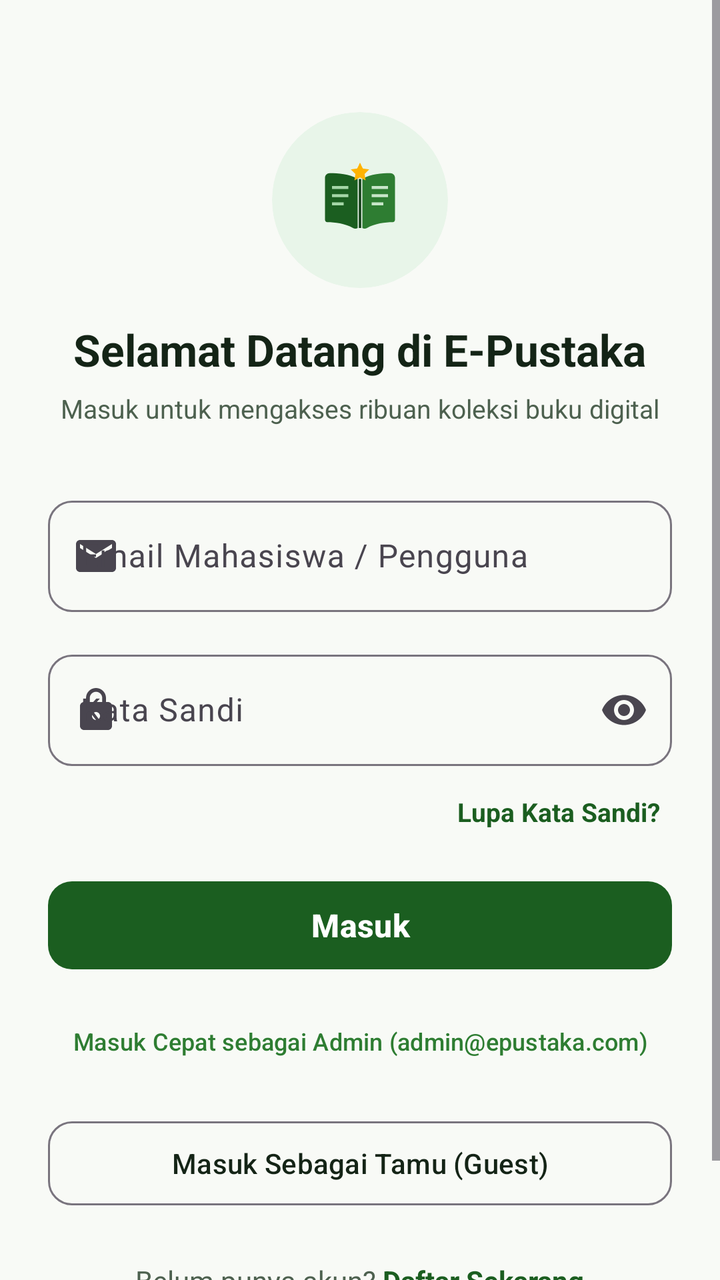
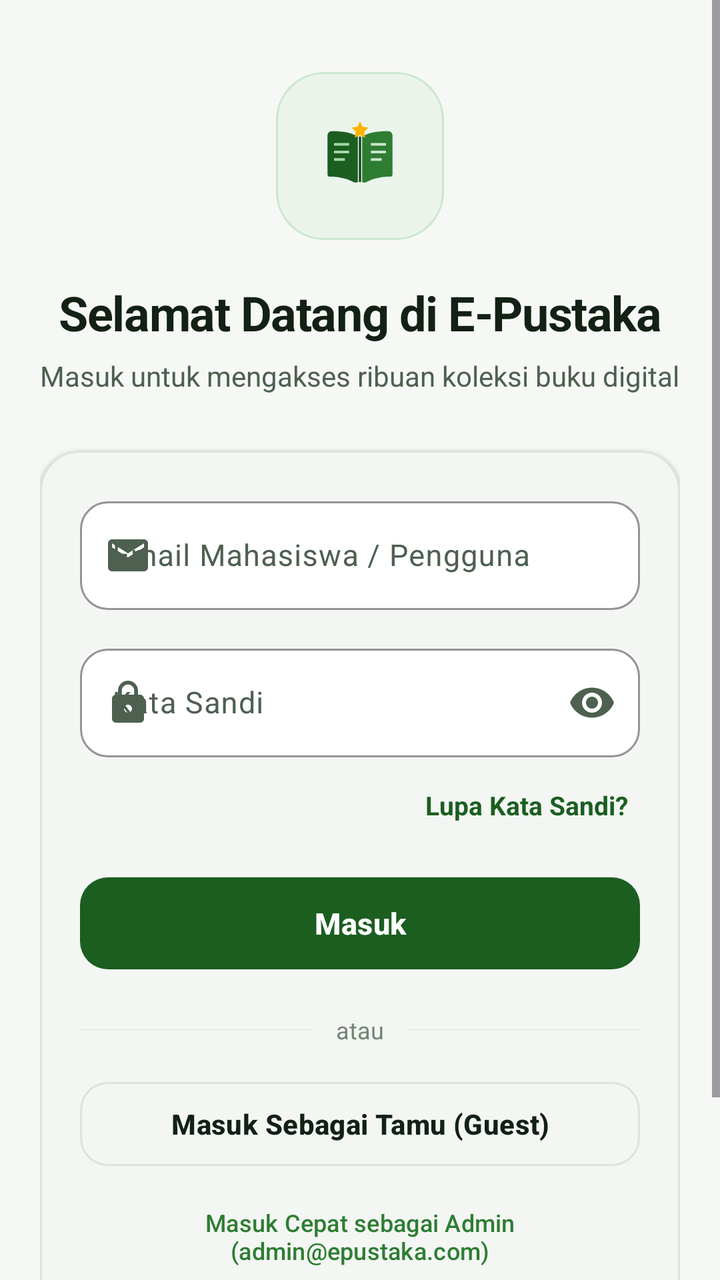

Screens rendered from an Android XML layout before and after an edit, with the pre-edit source and the edit as a unified diff.
<!-- AndroidManifest.xml: application theme Theme.Perpustakaan2 -->
<!-- res/layout/activity_login.xml -->
<?xml version="1.0" encoding="utf-8"?>
<ScrollView xmlns:android="http://schemas.android.com/apk/res/android"
    xmlns:app="http://schemas.android.com/apk/res-auto"
    android:layout_width="match_parent"
    android:layout_height="match_parent"
    android:fillViewport="true"
    android:background="@color/background">

    <LinearLayout
        android:layout_width="match_parent"
        android:layout_height="wrap_content"
        android:gravity="center_horizontal"
        android:orientation="vertical"
        android:padding="24dp">

        <com.google.android.material.card.MaterialCardView
            android:layout_width="88dp"
            android:layout_height="88dp"
            android:layout_marginTop="32dp"
            app:cardBackgroundColor="@color/primary_light"
            app:cardCornerRadius="44dp"
            app:cardElevation="0dp"
            app:strokeWidth="0dp">

            <ImageView
                android:layout_width="56dp"
                android:layout_height="56dp"
                android:layout_gravity="center"
                android:contentDescription="@string/app_name"
                android:src="@drawable/ic_logo_epustaka" />
        </com.google.android.material.card.MaterialCardView>

        <TextView
            android:layout_width="wrap_content"
            android:layout_height="wrap_content"
            android:layout_marginTop="16dp"
            android:text="Selamat Datang di E-Pustaka"
            android:textColor="@color/text_primary"
            android:textSize="22sp"
            android:textStyle="bold" />

        <TextView
            android:layout_width="wrap_content"
            android:layout_height="wrap_content"
            android:layout_marginTop="6dp"
            android:text="Masuk untuk mengakses ribuan koleksi buku digital"
            android:textColor="@color/text_secondary"
            android:textSize="13sp" />

        <com.google.android.material.textfield.TextInputLayout
            android:id="@+id/tilEmail"
            style="@style/Widget.Material3.TextInputLayout.OutlinedBox"
            android:layout_width="match_parent"
            android:layout_height="wrap_content"
            android:layout_marginTop="32dp"
            android:hint="Email Mahasiswa / Pengguna"
            app:boxCornerRadiusBottomEnd="12dp"
            app:boxCornerRadiusBottomStart="12dp"
            app:boxCornerRadiusTopEnd="12dp"
            app:boxCornerRadiusTopStart="12dp"
            app:startIconDrawable="@drawable/ic_email">

            <com.google.android.material.textfield.TextInputEditText
                android:id="@+id/etEmail"
                android:layout_width="match_parent"
                android:layout_height="wrap_content"
                android:inputType="textEmailAddress"
                android:singleLine="true" />
        </com.google.android.material.textfield.TextInputLayout>

        <com.google.android.material.textfield.TextInputLayout
            android:id="@+id/tilPassword"
            style="@style/Widget.Material3.TextInputLayout.OutlinedBox"
            android:layout_width="match_parent"
            android:layout_height="wrap_content"
            android:layout_marginTop="16dp"
            android:hint="Kata Sandi"
            app:boxCornerRadiusBottomEnd="12dp"
            app:boxCornerRadiusBottomStart="12dp"
            app:boxCornerRadiusTopEnd="12dp"
            app:boxCornerRadiusTopStart="12dp"
            app:endIconMode="password_toggle"
            app:startIconDrawable="@drawable/ic_lock">

            <com.google.android.material.textfield.TextInputEditText
                android:id="@+id/etPassword"
                android:layout_width="match_parent"
                android:layout_height="wrap_content"
                android:inputType="textPassword"
                android:singleLine="true" />
        </com.google.android.material.textfield.TextInputLayout>

        <TextView
            android:id="@+id/tvForgotPassword"
            android:layout_width="wrap_content"
            android:layout_height="wrap_content"
            android:layout_gravity="end"
            android:layout_marginTop="8dp"
            android:background="?attr/selectableItemBackgroundBorderless"
            android:clickable="true"
            android:focusable="true"
            android:padding="6dp"
            android:text="Lupa Kata Sandi?"
            android:textColor="@color/primary"
            android:textSize="13sp"
            android:textStyle="bold" />

        <com.google.android.material.button.MaterialButton
            android:id="@+id/btnLogin"
            android:layout_width="match_parent"
            android:layout_height="52dp"
            android:layout_marginTop="16dp"
            android:text="Masuk"
            android:textSize="16sp"
            android:textStyle="bold"
            app:cornerRadius="12dp" />

        <com.google.android.material.button.MaterialButton
            android:id="@+id/btnQuickAdmin"
            style="@style/Widget.Material3.Button.TextButton"
            android:layout_width="wrap_content"
            android:layout_height="wrap_content"
            android:layout_marginTop="8dp"
            android:text="Masuk Cepat sebagai Admin (admin@epustaka.com)"
            android:textColor="@color/secondary"
            android:textSize="12sp" />

        <com.google.android.material.button.MaterialButton
            android:id="@+id/btnGuest"
            style="@style/Widget.Material3.Button.OutlinedButton"
            android:layout_width="match_parent"
            android:layout_height="50dp"
            android:layout_marginTop="12dp"
            android:text="Masuk Sebagai Tamu (Guest)"
            android:textColor="@color/text_primary"
            android:textSize="14sp"
            app:cornerRadius="12dp" />

        <LinearLayout
            android:layout_width="wrap_content"
            android:layout_height="wrap_content"
            android:layout_marginTop="24dp"
            android:layout_marginBottom="32dp"
            android:gravity="center"
            android:orientation="horizontal">

            <TextView
                android:layout_width="wrap_content"
                android:layout_height="wrap_content"
                android:text="Belum punya akun? "
                android:textColor="@color/text_secondary"
                android:textSize="14sp" />

            <TextView
                android:id="@+id/tvRegisterLink"
                android:layout_width="wrap_content"
                android:layout_height="wrap_content"
                android:text="Daftar Sekarang"
                android:textColor="@color/primary"
                android:textSize="14sp"
                android:textStyle="bold" />
        </LinearLayout>
    </LinearLayout>
</ScrollView>
<!-- resources referenced by this layout -->
<resources>
  <color name="background">#F8FAF6</color>
  <color name="primary_light">#E8F5E9</color>
  <color name="text_primary">#142416</color>
  <color name="text_secondary">#4D614F</color>
  <style name="Theme.Perpustakaan2" parent="Theme.Material3.DayNight.NoActionBar">
          <item name="colorPrimary">@color/primary</item>
          <item name="colorPrimaryVariant">@color/primary_dark</item>
          <item name="colorSecondary">@color/secondary</item>
          <item name="android:statusBarColor">@color/background</item>
          <item name="android:windowLightStatusBar">true</item>
          <item name="android:windowBackground">@color/background</item>
          <item name="colorSurface">@color/surface</item>
          <item name="colorError">@color/error</item>
      </style>
  <color name="error">#C62828</color>
  <!-- unchanged entries left out for length: 8 -->
</resources>

<!-- the commit's change to res/layout/activity_login.xml (unified diff, before → after) -->
@@ -3,28 +3,30 @@
     xmlns:app="http://schemas.android.com/apk/res-auto"
     android:layout_width="match_parent"
     android:layout_height="match_parent"
-    android:fillViewport="true"
-    android:background="@color/background">
+    android:background="@color/background"
+    android:fillViewport="true">
 
     <LinearLayout
         android:layout_width="match_parent"
         android:layout_height="wrap_content"
         android:gravity="center_horizontal"
         android:orientation="vertical"
-        android:padding="24dp">
+        android:paddingHorizontal="20dp"
+        android:paddingTop="36dp"
+        android:paddingBottom="32dp">
 
         <com.google.android.material.card.MaterialCardView
-            android:layout_width="88dp"
-            android:layout_height="88dp"
-            android:layout_marginTop="32dp"
+            android:layout_width="84dp"
+            android:layout_height="84dp"
             app:cardBackgroundColor="@color/primary_light"
-            app:cardCornerRadius="44dp"
+            app:cardCornerRadius="24dp"
             app:cardElevation="0dp"
-            app:strokeWidth="0dp">
+            app:strokeColor="@color/primary_container"
+            app:strokeWidth="1dp">
 
             <ImageView
-                android:layout_width="56dp"
-                android:layout_height="56dp"
+                android:layout_width="52dp"
+                android:layout_height="52dp"
                 android:layout_gravity="center"
                 android:contentDescription="@string/app_name"
                 android:src="@drawable/ic_logo_epustaka" />
@@ -33,114 +35,158 @@
         <TextView
             android:layout_width="wrap_content"
             android:layout_height="wrap_content"
-            android:layout_marginTop="16dp"
+            android:layout_marginTop="20dp"
+            android:letterSpacing="-0.02"
             android:text="Selamat Datang di E-Pustaka"
+            android:textAlignment="center"
             android:textColor="@color/text_primary"
-            android:textSize="22sp"
+            android:textSize="24sp"
             android:textStyle="bold" />
 
         <TextView
             android:layout_width="wrap_content"
             android:layout_height="wrap_content"
             android:layout_marginTop="6dp"
+            android:lineSpacingExtra="2dp"
             android:text="Masuk untuk mengakses ribuan koleksi buku digital"
+            android:textAlignment="center"
             android:textColor="@color/text_secondary"
-            android:textSize="13sp" />
-
-        <com.google.android.material.textfield.TextInputLayout
-            android:id="@+id/tilEmail"
-            style="@style/Widget.Material3.TextInputLayout.OutlinedBox"
+            android:textSize="14sp" />
+
+        <com.google.android.material.card.MaterialCardView
             android:layout_width="match_parent"
             android:layout_height="wrap_content"
-            android:layout_marginTop="32dp"
-            android:hint="Email Mahasiswa / Pengguna"
-            app:boxCornerRadiusBottomEnd="12dp"
-            app:boxCornerRadiusBottomStart="12dp"
-            app:boxCornerRadiusTopEnd="12dp"
-            app:boxCornerRadiusTopStart="12dp"
-            app:startIconDrawable="@drawable/ic_email">
-
-            <com.google.android.material.textfield.TextInputEditText
-                android:id="@+id/etEmail"
+            android:layout_marginTop="28dp"
+            app:cardBackgroundColor="@color/surface"
+            app:cardCornerRadius="20dp"
+            app:cardElevation="1dp"
+            app:strokeColor="@color/outline"
+            app:strokeWidth="1dp">
+
+            <LinearLayout
                 android:layout_width="match_parent"
                 android:layout_height="wrap_content"
-                android:inputType="textEmailAddress"
-                android:singleLine="true" />
-        </com.google.android.material.textfield.TextInputLayout>
-
-        <com.google.android.material.textfield.TextInputLayout
-            android:id="@+id/tilPassword"
-            style="@style/Widget.Material3.TextInputLayout.OutlinedBox"
-            android:layout_width="match_parent"
-            android:layout_height="wrap_content"
-            android:layout_marginTop="16dp"
-            android:hint="Kata Sandi"
-            app:boxCornerRadiusBottomEnd="12dp"
-            app:boxCornerRadiusBottomStart="12dp"
-            app:boxCornerRadiusTopEnd="12dp"
-            app:boxCornerRadiusTopStart="12dp"
-            app:endIconMode="password_toggle"
-            app:startIconDrawable="@drawable/ic_lock">
-
-            <com.google.android.material.textfield.TextInputEditText
-                android:id="@+id/etPassword"
-                android:layout_width="match_parent"
-                android:layout_height="wrap_content"
-                android:inputType="textPassword"
-                android:singleLine="true" />
-        </com.google.android.material.textfield.TextInputLayout>
-
-        <TextView
-            android:id="@+id/tvForgotPassword"
-            android:layout_width="wrap_content"
-            android:layout_height="wrap_content"
-            android:layout_gravity="end"
-            android:layout_marginTop="8dp"
-            android:background="?attr/selectableItemBackgroundBorderless"
-            android:clickable="true"
-            android:focusable="true"
-            android:padding="6dp"
-            android:text="Lupa Kata Sandi?"
-            android:textColor="@color/primary"
-            android:textSize="13sp"
-            android:textStyle="bold" />
-
-        <com.google.android.material.button.MaterialButton
-            android:id="@+id/btnLogin"
-            android:layout_width="match_parent"
-            android:layout_height="52dp"
-            android:layout_marginTop="16dp"
-            android:text="Masuk"
-            android:textSize="16sp"
-            android:textStyle="bold"
-            app:cornerRadius="12dp" />
-
-        <com.google.android.material.button.MaterialButton
-            android:id="@+id/btnQuickAdmin"
-            style="@style/Widget.Material3.Button.TextButton"
-            android:layout_width="wrap_content"
-            android:layout_height="wrap_content"
-            android:layout_marginTop="8dp"
-            android:text="Masuk Cepat sebagai Admin (admin@epustaka.com)"
-            android:textColor="@color/secondary"
-            android:textSize="12sp" />
-
-        <com.google.android.material.button.MaterialButton
-            android:id="@+id/btnGuest"
-            style="@style/Widget.Material3.Button.OutlinedButton"
-            android:layout_width="match_parent"
-            android:layout_height="50dp"
-            android:layout_marginTop="12dp"
-            android:text="Masuk Sebagai Tamu (Guest)"
-            android:textColor="@color/text_primary"
-            android:textSize="14sp"
-            app:cornerRadius="12dp" />
+                android:orientation="vertical"
+                android:padding="20dp">
+
+                <com.google.android.material.textfield.TextInputLayout
+                    android:id="@+id/tilEmail"
+                    style="@style/Widget.Epustaka.TextInputLayout"
+                    android:layout_width="match_parent"
+                    android:layout_height="wrap_content"
+                    android:hint="Email Mahasiswa / Pengguna"
+                    app:startIconDrawable="@drawable/ic_email">
+
+                    <com.google.android.material.textfield.TextInputEditText
+                        android:id="@+id/etEmail"
+                        android:layout_width="match_parent"
+                        android:layout_height="wrap_content"
+                        android:inputType="textEmailAddress"
+                        android:singleLine="true"
+                        android:textColor="@color/text_primary"
+                        android:textSize="15sp" />
+                </com.google.android.material.textfield.TextInputLayout>
+
+                <com.google.android.material.textfield.TextInputLayout
+                    android:id="@+id/tilPassword"
+                    style="@style/Widget.Epustaka.TextInputLayout"
+                    android:layout_width="match_parent"
+                    android:layout_height="wrap_content"
+                    android:layout_marginTop="14dp"
+                    android:hint="Kata Sandi"
+                    app:endIconMode="password_toggle"
+                    app:startIconDrawable="@drawable/ic_lock">
+
+                    <com.google.android.material.textfield.TextInputEditText
+                        android:id="@+id/etPassword"
+                        android:layout_width="match_parent"
+                        android:layout_height="wrap_content"
+                        android:inputType="textPassword"
+                        android:singleLine="true"
+                        android:textColor="@color/text_primary"
+                        android:textSize="15sp" />
+                </com.google.android.material.textfield.TextInputLayout>
+
+                <TextView
+                    android:id="@+id/tvForgotPassword"
+                    android:layout_width="wrap_content"
+                    android:layout_height="wrap_content"
+                    android:layout_gravity="end"
+                    android:layout_marginTop="6dp"
+                    android:background="?attr/selectableItemBackgroundBorderless"
+                    android:clickable="true"
+                    android:focusable="true"
+                    android:gravity="center_vertical"
+                    android:minHeight="36dp"
+                    android:paddingHorizontal="6dp"
+                    android:text="Lupa Kata Sandi?"
+                    android:textColor="@color/primary"
+                    android:textSize="13sp"
+                    android:textStyle="bold" />
+
+                <com.google.android.material.button.MaterialButton
+                    android:id="@+id/btnLogin"
+                    style="@style/Widget.Epustaka.Button.Primary"
+                    android:layout_width="match_parent"
+                    android:layout_height="54dp"
+                    android:layout_marginTop="14dp"
+                    android:text="Masuk" />
+
+                <LinearLayout
+                    android:layout_width="match_parent"
+                    android:layout_height="wrap_content"
+                    android:layout_marginTop="18dp"
+                    android:layout_marginBottom="14dp"
+                    android:gravity="center_vertical"
+                    android:orientation="horizontal">
+
+                    <View
+                        android:layout_width="0dp"
+                        android:layout_height="1dp"
+                        android:layout_weight="1"
+                        android:background="@color/outline_variant" />
+
+                    <TextView
+                        android:layout_width="wrap_content"
+                        android:layout_height="wrap_content"
+                        android:paddingHorizontal="12dp"
+                        android:text="atau"
+                        android:textColor="@color/text_tertiary"
+                        android:textSize="12sp" />
+
+                    <View
+                        android:layout_width="0dp"
+                        android:layout_height="1dp"
+                        android:layout_weight="1"
+                        android:background="@color/outline_variant" />
+                </LinearLayout>
+
+                <com.google.android.material.button.MaterialButton
+                    android:id="@+id/btnGuest"
+                    style="@style/Widget.Epustaka.Button.Outlined"
+                    android:layout_width="match_parent"
+                    android:layout_height="50dp"
+                    android:text="Masuk Sebagai Tamu (Guest)"
+                    android:textColor="@color/text_primary" />
+
+                <com.google.android.material.button.MaterialButton
+                    android:id="@+id/btnQuickAdmin"
+                    style="@style/Widget.Material3.Button.TextButton"
+                    android:layout_width="wrap_content"
+                    android:layout_height="wrap_content"
+                    android:layout_gravity="center_horizontal"
+                    android:layout_marginTop="6dp"
+                    android:text="Masuk Cepat sebagai Admin (admin@epustaka.com)"
+                    android:textAllCaps="false"
+                    android:textColor="@color/secondary"
+                    android:textSize="12sp" />
+            </LinearLayout>
+        </com.google.android.material.card.MaterialCardView>
 
         <LinearLayout
             android:layout_width="wrap_content"
             android:layout_height="wrap_content"
             android:layout_marginTop="24dp"
-            android:layout_marginBottom="32dp"
             android:gravity="center"
             android:orientation="horizontal">
 
@@ -155,6 +201,11 @@
                 android:id="@+id/tvRegisterLink"
                 android:layout_width="wrap_content"
                 android:layout_height="wrap_content"
+                android:background="?attr/selectableItemBackgroundBorderless"
+                android:clickable="true"
+                android:focusable="true"
+                android:paddingHorizontal="6dp"
+                android:paddingVertical="4dp"
                 android:text="Daftar Sekarang"
                 android:textColor="@color/primary"
                 android:textSize="14sp"
<!-- resource entries referenced after the edit -->
@@ -1,20 +1,83 @@
 <!-- resources referenced by this layout -->
 <resources>
-  <color name="background">#F8FAF6</color>
-  <color name="primary_light">#E8F5E9</color>
-  <color name="text_primary">#142416</color>
-  <color name="text_secondary">#4D614F</color>
+  <color name="background">#F6F8F5</color>
+  <color name="outline">#DCE4DA</color>
+  <color name="outline_variant">#EAEFE8</color>
+  <color name="primary_container">#CBE6CE</color>
+  <color name="primary_light">#EAF4EB</color>
+  <color name="text_primary">#132115</color>
+  <color name="text_secondary">#4E6050</color>
+  <color name="text_tertiary">#738575</color>
+  <style name="Widget.Epustaka.Button.Outlined" parent="Widget.Material3.Button.OutlinedButton">
+          <item name="android:minHeight">50dp</item>
+          <item name="android:textAllCaps">false</item>
+          <item name="android:textSize">14sp</item>
+          <item name="android:textStyle">bold</item>
+          <item name="android:letterSpacing">0.01</item>
+          <item name="cornerRadius">14dp</item>
+          <item name="strokeColor">@color/outline</item>
+          <item name="strokeWidth">1dp</item>
+      </style>
+  <style name="Widget.Epustaka.Button.Primary" parent="Widget.Material3.Button">
+          <item name="android:minHeight">52dp</item>
+          <item name="android:textAllCaps">false</item>
+          <item name="android:textSize">15sp</item>
+          <item name="android:textStyle">bold</item>
+          <item name="android:letterSpacing">0.01</item>
+          <item name="cornerRadius">14dp</item>
+          <item name="elevation">0dp</item>
+      </style>
+  <style name="Widget.Epustaka.TextInputLayout" parent="Widget.Material3.TextInputLayout.OutlinedBox">
+          <item name="boxBackgroundColor">@color/surface</item>
+          <item name="boxCornerRadiusBottomEnd">14dp</item>
+          <item name="boxCornerRadiusBottomStart">14dp</item>
+          <item name="boxCornerRadiusTopEnd">14dp</item>
+          <item name="boxCornerRadiusTopStart">14dp</item>
+          <item name="boxStrokeColor">@color/primary</item>
+          <item name="boxStrokeWidth">1dp</item>
+          <item name="boxStrokeWidthFocused">1.5dp</item>
+          <item name="hintTextColor">@color/primary</item>
+          <item name="startIconTint">@color/text_secondary</item>
+          <item name="endIconTint">@color/text_secondary</item>
+      </style>
   <style name="Theme.Perpustakaan2" parent="Theme.Material3.DayNight.NoActionBar">
           <item name="colorPrimary">@color/primary</item>
           <item name="colorPrimaryVariant">@color/primary_dark</item>
+          <item name="colorOnPrimary">@color/on_primary</item>
+          <item name="colorPrimaryContainer">@color/primary_container</item>
+          <item name="colorOnPrimaryContainer">@color/primary_dark</item>
+  
           <item name="colorSecondary">@color/secondary</item>
+          <item name="colorOnSecondary">@color/on_secondary</item>
+          <item name="colorSecondaryContainer">@color/secondary_container</item>
+          <item name="colorOnSecondaryContainer">@color/secondary_dark</item>
+  
+          <item name="android:colorBackground">@color/background</item>
+          <item name="android:windowBackground">@color/background</item>
+          <item name="colorSurface">@color/surface</item>
+          <item name="colorOnSurface">@color/text_primary</item>
+          <item name="colorSurfaceVariant">@color/surface_variant</item>
+          <item name="colorOnSurfaceVariant">@color/text_secondary</item>
+          <item name="colorOutline">@color/outline</item>
+          <item name="colorOutlineVariant">@color/outline_variant</item>
+  
+          <item name="colorError">@color/error</item>
+          <item name="colorOnError">@color/white</item>
+          <item name="colorErrorContainer">@color/error_container</item>
+  
           <item name="android:statusBarColor">@color/background</item>
           <item name="android:windowLightStatusBar">true</item>
-          <item name="android:windowBackground">@color/background</item>
-          <item name="colorSurface">@color/surface</item>
-          <item name="colorError">@color/error</item>
+          <item name="android:navigationBarColor">@color/surface</item>
+          <item name="android:windowLightNavigationBar" tools:targetApi="27">true</item>
       </style>
-  <color name="error">#C62828</color>
+  <color name="on_primary">#FFFFFF</color>
+  <color name="on_secondary">#FFFFFF</color>
+  <color name="secondary_container">#D8EED9</color>
+  <color name="secondary_dark">#1B5E20</color>
+  <color name="surface_variant">#EDF3EC</color>
+  <color name="error">#BA1A1A</color>
+  <color name="white">#FFFFFFFF</color>
+  <color name="error_container">#FFDAD6</color>
   <!-- unchanged entries left out for length: 8 -->
 </resources>
 
